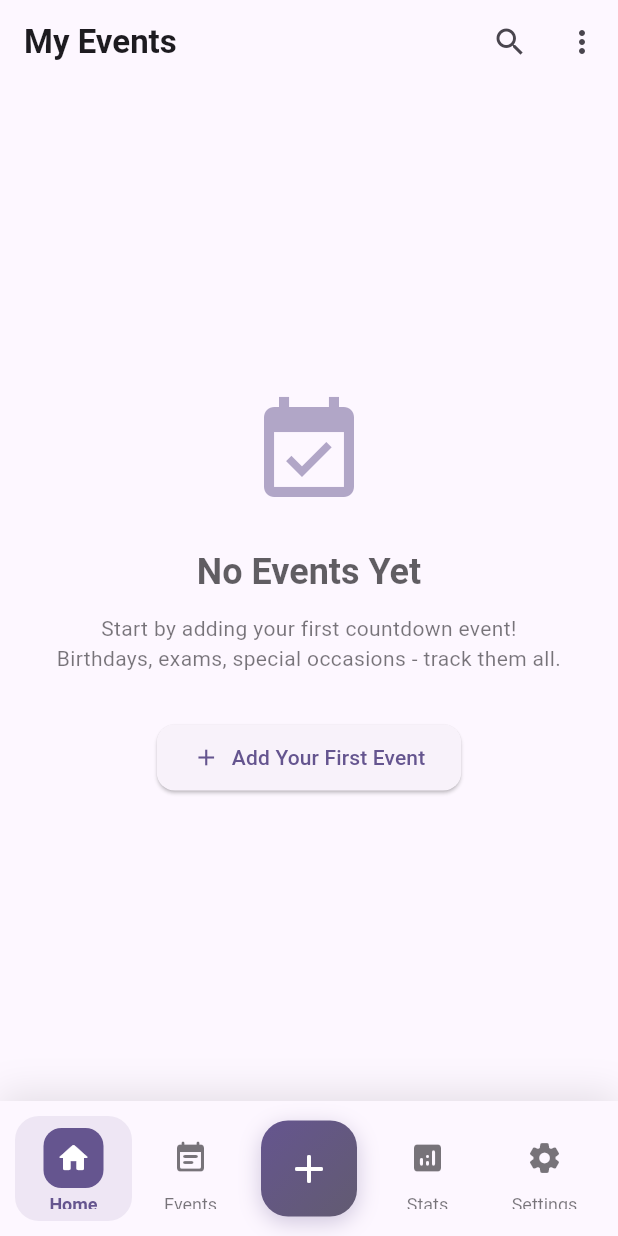
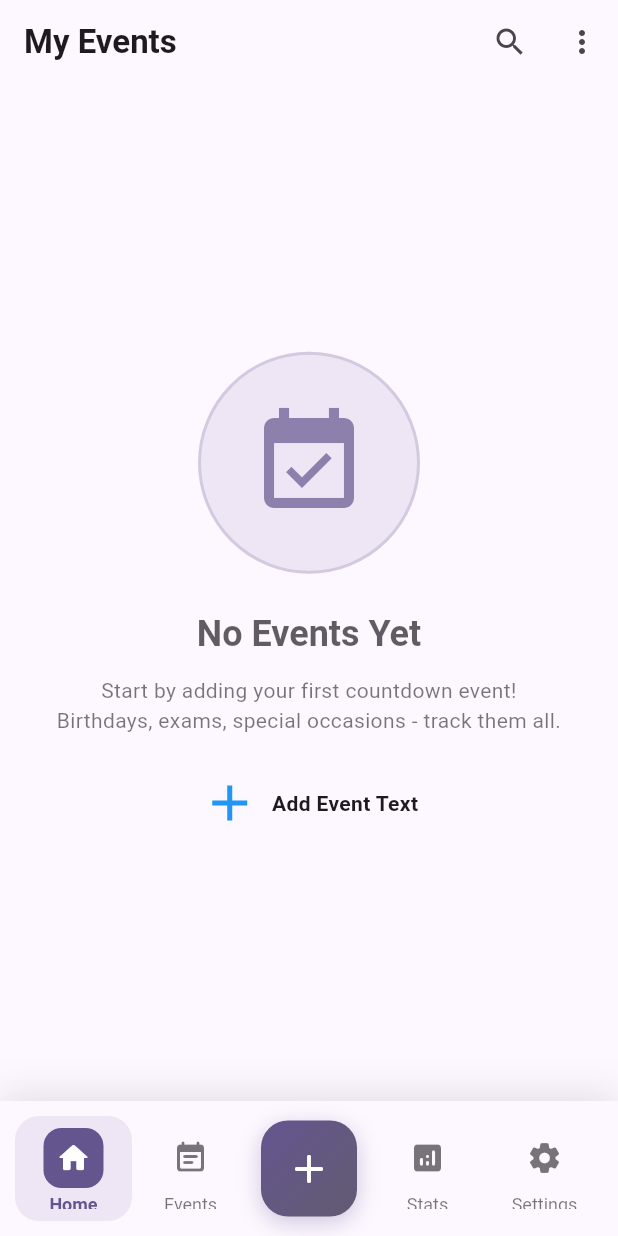
Before and after one commit to Dilshan189/countease, a Flutter app: the screen it shows after launch, on a phone screen of 412 x 824 dp. Run offline on Flutter 3.47's test engine with Material 3 defaults, Android fonts, the phone set to English and light mode, and no system bars; our stand-ins replace flutter_local_notifications, get, hive, hive_flutter, timezone; accounts and stored records are empty.

Commit message:
feat: Update empty state UI in HomeScreen
This commit refines the visual presentation of the empty state on the `HomeScreen`.

Key changes:
- The `Icons.event_available` icon is now enclosed in a circular container with a subtle background color and border.
- The "Add Your First Event" `ElevatedButton` has been replaced with a `Row` containing an "Add" icon and the text "Add Event Text".
- Adjusted spacing around elements for a cleaner layout.

```diff
--- a/lib/screens/home_screen.dart
+++ b/lib/screens/home_screen.dart
@@ -171,10 +171,21 @@ class HomeScreen extends StatelessWidget {
         child: Column(
           mainAxisAlignment: MainAxisAlignment.center,
           children: [
-            Icon(
-              Icons.event_available,
-              size: 80,
-              color: theme.colorScheme.primary.withOpacity(0.5),
+            Container(
+              padding: const EdgeInsets.all(32),
+              decoration: BoxDecoration(
+                shape: BoxShape.circle,
+                color: theme.colorScheme.primary.withOpacity(0.1),
+                border: Border.all(
+                  color: theme.colorScheme.primary.withOpacity(0.2),
+                  width: 2,
+                ),
+              ),
+              child: Icon(
+                Icons.event_available,
+                size: 80,
+                color: theme.colorScheme.primary.withOpacity(0.7),
+              ),
             ),
             const SizedBox(height: 24),
             Text(
@@ -192,12 +203,21 @@ class HomeScreen extends StatelessWidget {
                 color: theme.colorScheme.onSurface.withOpacity(0.6),
               ),
             ),
-            const SizedBox(height: 32),
-            ElevatedButton.icon(
-              onPressed: () => _navigateToAddEvent(),
-              icon: const Icon(Icons.add),
-              label: const Text('Add Your First Event'),
-            ),
+            const SizedBox(height: 25),
+
+            Row(
+              mainAxisAlignment: MainAxisAlignment.center,
+              children: [
+                Icon(Icons.add,
+                  color: Colors.blue,
+                  size: 40,
+                ),
+                SizedBox(width: 8),
+                Text("Add Event Text",
+                style: TextStyle(fontWeight: FontWeight.bold),)
+
+              ],
+            )
           ],
         ),
       ),
```
